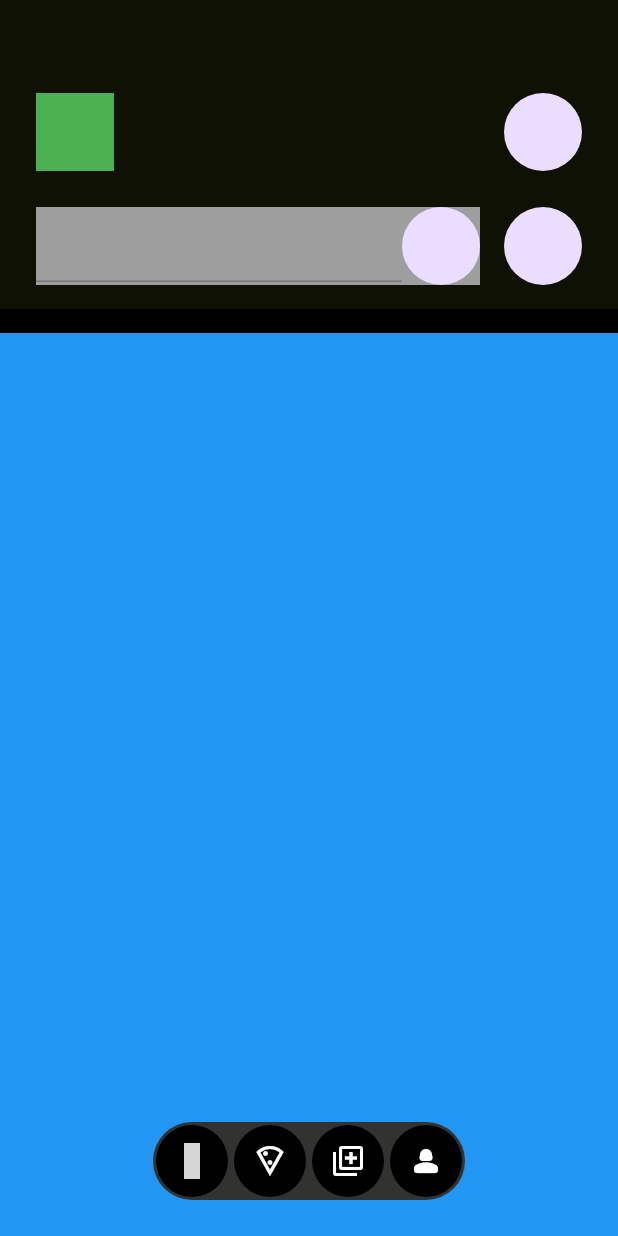
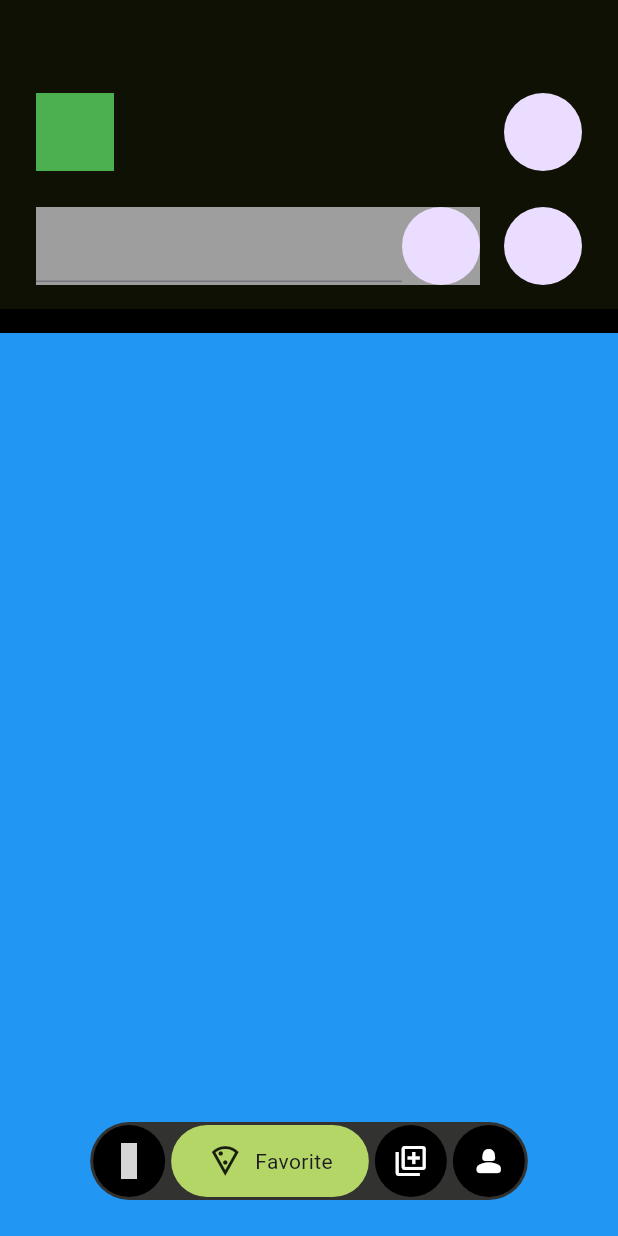
Before and after one commit to JAICHANGPARK/flutter_notebook_chapter_43, a Flutter app: the FoodOrderMainPage screen opened directly, after a tap on the "local pizza" icon, on a phone screen of 412 x 824 dp. Run offline on Flutter 3.47's test engine with Material 3 defaults, Android fonts, the phone set to English and light mode, and no system bars; our stand-ins replace gap, hugeicons, percent_indicator; grey boxes are pictures that could not be loaded.

Commit message:
Update food_order_main_page.dart

```diff
--- a/lib/ep2393_food_order_app/ui/food_order_main_page.dart
+++ b/lib/ep2393_food_order_app/ui/food_order_main_page.dart
@@ -131,7 +131,22 @@ class _FoodOrderMainPageState extends State<FoodOrderMainPage> {
                                 pageNum = 1;
                               });
                             },
-                            child: CircleAvatar(
+                            child:  pageNum == 1
+                                ? Container(
+                              decoration: ShapeDecoration(
+                                shape: StadiumBorder(),
+                                color: Color(0xffb3d667),
+                              ),
+                              padding: EdgeInsets.symmetric(horizontal: 24, vertical: 12),
+                              child: Row(
+                                spacing: 8,
+                                children: [
+                                  Icon(Icons.local_pizza_outlined,),
+                                  Text("Favorite"),
+                                ],
+                              ),
+                            )
+                                : CircleAvatar(
                               radius: 24,
                               backgroundColor: Colors.black,
                               foregroundColor: Colors.white,
```
